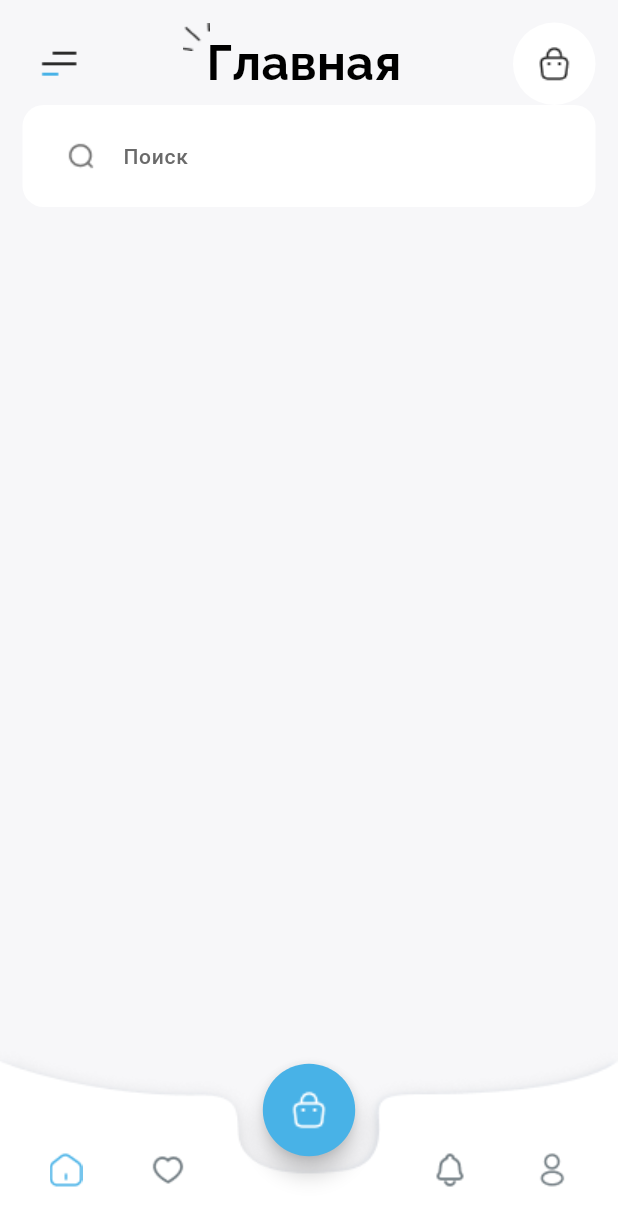
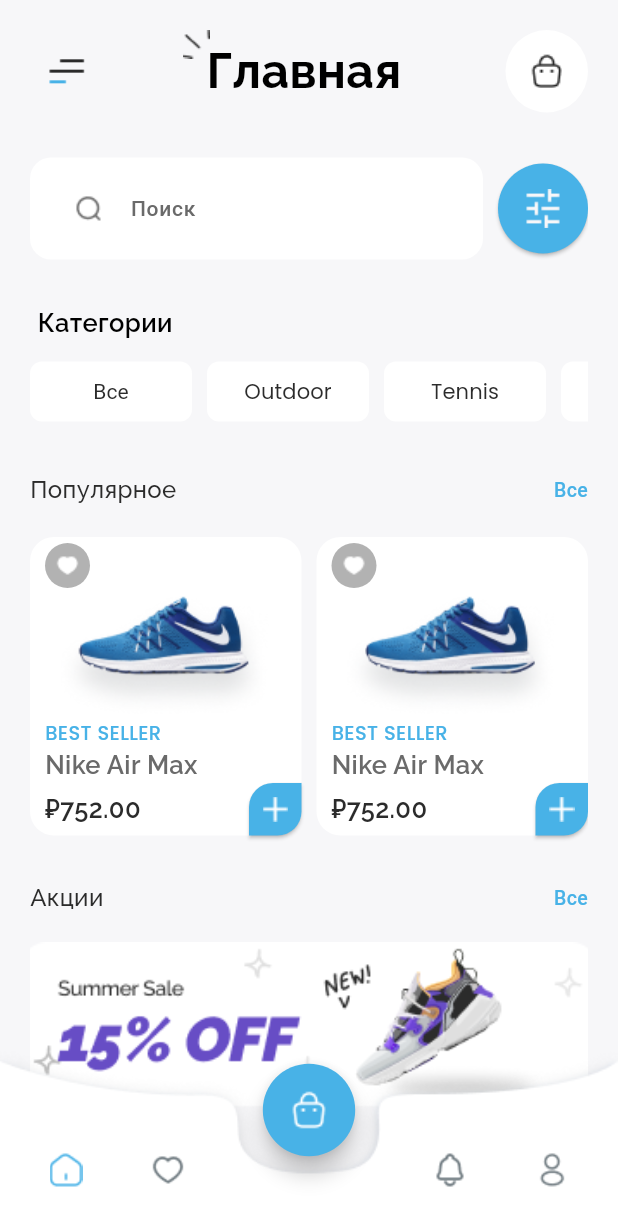
Before and after one commit to BUYZQ/matule, a Flutter app: the RootScreen screen opened by its route, on a phone screen of 412 x 824 dp. Shown: the top 1226 px of the screen. Run offline on Flutter 3.47's test engine with Material 3 defaults, Android fonts, the phone set to English and light mode, and no system bars; our stand-ins replace email_validator.

Commit message:
day 3 final

```diff
--- /dev/null
+++ b/lib/features/cart/view/cart_screen.dart
@@ -0,0 +1,10 @@
+import 'package:flutter/material.dart';
+
+class CartScreen extends StatelessWidget {
+  const CartScreen({super.key});
+
+  @override
+  Widget build(BuildContext context) {
+    return Center(child: Text('Нужен Slisable'));
+  }
+}
--- /dev/null
+++ b/lib/features/home/provider/product_provider.dart
@@ -0,0 +1,27 @@
+import 'package:flutter/material.dart';
+import 'package:matule_app/models/product.dart';
+
+class ProductProvider with ChangeNotifier {
+  final List<Product> _products = [
+    Product(title: 'Best Seller', subtitle: 'Nike Air Max', price: '₽752.00'),
+    Product(title: 'Best Seller', subtitle: 'Nike Air Max', price: '₽752.00'),
+  ];
+
+  List<Product> get products => _products;
+
+  List<Product> get favoriteProducts =>
+      _products.where((product) => product.isFavorite).toList();
+
+  List<Product> get cartProducts =>
+      _products.where((product) => product.isAddToCart).toList();
+
+  void toggleFavorite(Product product) {
+    product.isFavorite = !product.isFavorite;
+    notifyListeners();
+  }
+
+  void addToCart(Product product) {
+    product.isAddToCart = true;
+    notifyListeners();
+  }
+}
--- /dev/null
+++ b/lib/features/home/views/favorite_screen.dart
@@ -0,0 +1,38 @@
+import 'package:flutter/material.dart';
+import 'package:matule_app/features/home/provider/product_provider.dart';
+import 'package:matule_app/features/home/widgets/card_product.dart';
+import 'package:provider/provider.dart';
+
+class FavoriteScreen extends StatelessWidget {
+  const FavoriteScreen({super.key});
+
+  @override
+  Widget build(BuildContext context) {
+    return Consumer<ProductProvider>(
+      builder: (context, productProvider, child) {
+        if(productProvider.favoriteProducts.isNotEmpty) {
+          return GridView.builder(
+            gridDelegate: SliverGridDelegateWithFixedCrossAxisCount(
+              crossAxisCount: 2,
+              crossAxisSpacing: 0,
+              mainAxisSpacing: 0,
+              childAspectRatio: 0.88,
+            ),
+            itemCount: productProvider.favoriteProducts.length,
+            itemBuilder: (context, index) {
+              final product = productProvider.favoriteProducts[index];
+              return Padding(
+                padding: const EdgeInsets.all(4),
+                child: CardProduct(
+                  product: product,
+                  productProvider: productProvider,
+                ),
+              );
+            },
+          );
+        }
+        return Center(child: Text('Нет понравившихся товаров'));
+      },
+    );
+  }
+}
--- a/lib/features/home/views/home_screen.dart
+++ b/lib/features/home/views/home_screen.dart
@@ -1,17 +1,18 @@
 import 'package:flutter/material.dart';
+import 'package:matule_app/features/home/provider/product_provider.dart';
+import 'package:matule_app/features/home/widgets/card_product.dart';
+import 'package:matule_app/widgets/category_button.dart';
+import 'package:matule_app/widgets/search_field.dart';
+import 'package:provider/provider.dart';
 
 class HomeScreen extends StatelessWidget {
   const HomeScreen({super.key});
 
   @override
   Widget build(BuildContext context) {
-    return Scaffold(
-      backgroundColor: Theme.of(context).colorScheme.onSurfaceVariant,
-      body: SafeArea(
-        child: Center(
-          child: Padding(
-            padding: const EdgeInsets.all(15.0),
-            child: Column(
+    return Consumer<ProductProvider>(
+      builder: (context, productProvider, child) {
+        return ListView(
           children: [
             Stack(
               children: [
@@ -37,7 +38,12 @@ class HomeScreen extends StatelessWidget {
                         fontSize: 32,
                       ),
                     ),
-                        Container(
+                    Badge(
+                      isLabelVisible: productProvider.cartProducts.isNotEmpty ? true : false,
+                      alignment: Alignment.topRight,
+                      backgroundColor: Color(0xffF87265),
+                      smallSize: 8,
+                      child: Container(
                         height: 55,
                         width: 55,
                         decoration: BoxDecoration(
@@ -46,43 +52,143 @@ class HomeScreen extends StatelessWidget {
                         ),
                         child: IconButton(
                             onPressed: () {},
-                            icon: Image.asset('images/home/bag.png')
+                            icon: Image.asset('images/home/bag.png'),
+                        ),
                       ),
                     ),
                   ],
                 ),
               ],
             ),
-                TextField(
-                  decoration: InputDecoration(
-                    prefixIcon: Padding(
-                      padding: EdgeInsets.only(left: 15),
-                      child: Image.asset('images/home/search.png'),
+            SizedBox(height: 30),
+            Row(
+              spacing: 10,
+              children: [
+                Expanded(child: SearchField()),
+                SizedBox(
+                  height: 60,
+                  width: 60,
+                  child: ElevatedButton(
+                    style: ElevatedButton.styleFrom(
+                      backgroundColor: Theme.of(context).colorScheme.primary,
+                      shape: RoundedRectangleBorder(
+                        borderRadius: BorderRadius.circular(30),
                       ),
-                    contentPadding: EdgeInsets.symmetric(horizontal: 10, vertical: 22),
-                    hintText: 'Поиск',
-                    hintStyle: TextStyle(
-                      fontFamily: 'Poppins',
-                      fontSize: 14,
-                      fontWeight: FontWeight.w500,
-                      color: Theme.of(context).colorScheme.secondary,
                     ),
-                    filled: true,
-                    enabledBorder: OutlineInputBorder(
-                      borderRadius: BorderRadius.circular(14),
-                      borderSide: BorderSide(color: Colors.transparent),
+                    onPressed: () {},
+                    child: Transform.scale(
+                      scale: 2.2,
+                      child: Image.asset(
+                        'images/home/sliders.png',
                       ),
-                    focusedBorder: OutlineInputBorder(
-                      borderRadius: BorderRadius.circular(14),
-                      borderSide: BorderSide(color: Colors.transparent),
                     ),
                   ),
                 ),
               ],
             ),
+            SizedBox(height: 30),
+            Row(
+              children: [
+                SizedBox(width: 5),
+                Text(
+                  'Категории',
+                  style: TextStyle(
+                    fontFamily: 'Raleway',
+                    fontWeight: FontWeight.w600,
+                    fontSize: 17,
                   ),
                 ),
-      )
+              ],
+            ),
+            SizedBox(height: 10),
+            SingleChildScrollView(
+              scrollDirection: Axis.horizontal,
+              child: Row(
+                spacing: 10,
+                children: [
+                  CategoryButton(title: 'Все'),
+                  CategoryButton(title: 'Outdoor'),
+                  CategoryButton(title: 'Tennis'),
+                  CategoryButton(title: 'Running'),
+                ],
+              ),
+            ),
+            SizedBox(height: 30),
+            Row(
+              mainAxisAlignment: MainAxisAlignment.spaceBetween,
+              children: [
+                Text(
+                  'Популярное',
+                  style: TextStyle(
+                    fontFamily: 'Raleway',
+                    fontWeight: FontWeight.w500,
+                    fontSize: 16,
+                    color: Theme.of(context).colorScheme.onSecondary,
+                  ),
+                ),
+                Text(
+                  'Все',
+                  style: TextStyle(
+                    fontFamily: 'Poppins',
+                    fontWeight: FontWeight.w500,
+                    fontSize: 13,
+                    color: Theme.of(context).colorScheme.primary,
+                  ),
+                ),
+              ],
+            ),
+            SizedBox(height: 20),
+            Row(
+              spacing: 10,
+              mainAxisAlignment: MainAxisAlignment.spaceAround,
+              children: [
+                Expanded(
+                  child: CardProduct(
+                    product: productProvider.products[0],
+                    productProvider: productProvider,
+                  ),
+                ),
+                Expanded(
+                  child: CardProduct(
+                    product: productProvider.products[1],
+                    productProvider: productProvider,
+                  ),
+                ),
+              ],
+            ),
+            SizedBox(height: 30),
+            Row(
+              mainAxisAlignment: MainAxisAlignment.spaceBetween,
+              children: [
+                Text(
+                  'Акции',
+                  style: TextStyle(
+                    fontFamily: 'Raleway',
+                    fontWeight: FontWeight.w500,
+                    fontSize: 16,
+                    color: Theme.of(context).colorScheme.onSecondary,
+                  ),
+                ),
+                Text(
+                  'Все',
+                  style: TextStyle(
+                    fontFamily: 'Poppins',
+                    fontWeight: FontWeight.w500,
+                    fontSize: 13,
+                    color: Theme.of(context).colorScheme.primary,
+                  ),
+                ),
+              ],
+            ),
+            SizedBox(height: 20),
+            Transform.scale(
+              scale: 1.15,
+              child: Image.asset('images/home/banner.png'),
+            ),
+            SizedBox(height: 100),
+          ],
+        );
+      },
     );
   }
 }
--- /dev/null
+++ b/lib/features/home/widgets/card_product.dart
@@ -0,0 +1,139 @@
+import 'package:flutter/material.dart';
+import 'package:matule_app/features/home/provider/product_provider.dart';
+import 'package:matule_app/models/product.dart';
+
+class CardProduct extends StatefulWidget {
+  final Product product;
+  final ProductProvider productProvider;
+
+  const CardProduct({
+    super.key,
+    required this.product,
+    required this.productProvider,
+  });
+
+  @override
+  State<CardProduct> createState() => _CardProductState();
+}
+
+class _CardProductState extends State<CardProduct> {
+
+  @override
+  Widget build(BuildContext context) {
+    return Container(
+      decoration: BoxDecoration(
+        borderRadius: BorderRadius.circular(16),
+        color: Theme.of(context).colorScheme.surface,
+      ),
+      child: Column(
+        children: [
+          SizedBox(height: 4),
+          Row(
+            mainAxisAlignment: MainAxisAlignment.start,
+            children: [
+              SizedBox(width: 10),
+              InkWell(
+                onTap: () {
+                  setState(() {
+                    widget.productProvider.toggleFavorite(widget.product);
+                  });
+                },
+                child: Container(
+                  height: 30,
+                  width: 30,
+                  decoration: BoxDecoration(
+                    borderRadius: BorderRadius.circular(30),
+                    color: widget.product.isFavorite
+                        ? Color(0xffF87265).withValues(alpha: 0.1)
+                        : Colors.black.withValues(alpha: 0.3),
+                  ),
+                  child: Image.asset(
+                    'images/home/favorite.png',
+                    color: widget.product.isFavorite
+                        ? Color(0xffF87265)
+                        :Theme.of(context).colorScheme.surface,
+                  ),
+                ),
+              ),
+            ],
+          ),
+          Image.asset(
+            'images/home/nike.png',
+          ),
+          Row(
+            children: [
+              SizedBox(width: 10),
+              Text(
+                'Best Seller'.toUpperCase(),
+                style: TextStyle(
+                  fontFamily: 'Poppins',
+                  fontWeight: FontWeight.w500,
+                  fontSize: 13,
+                  color: Theme.of(context).colorScheme.primary,
+                ),
+              ),
+            ],
+          ),
+          Row(
+            children: [
+              SizedBox(width: 10),
+              Text(
+                'Nike Air Max',
+                style: TextStyle(
+                  fontFamily: 'Raleway',
+                  fontWeight: FontWeight.w600,
+                  fontSize: 17,
+                  color: Theme.of(context).colorScheme.secondary,
+                ),
+              ),
+            ],
+          ),
+          Row(
+            children: [
+              SizedBox(width: 10),
+              Text(
+                '₽752.00',
+                style: TextStyle(
+                  fontFamily: 'Raleway',
+                  fontWeight: FontWeight.w600,
+                  fontSize: 17,
+                  color: Theme.of(context).colorScheme.onSecondary,
+                ),
+              ),
+              Spacer(),
+              SizedBox(
+                height: 35,
+                width: 35,
+                child: ElevatedButton(
+                  onPressed: () {
+                    setState(() {
+                      if(widget.product.isAddToCart == false) {
+                        setState(() {
+                          widget.productProvider.addToCart(widget.product);
+                        });
+                      }
+                    });
+                  },
+                  style: ElevatedButton.styleFrom(
+                      overlayColor: Colors.white,
+                      backgroundColor: Theme.of(context).colorScheme.primary,
+                      shape: RoundedRectangleBorder(
+                        borderRadius: BorderRadius.only(
+                          topLeft: Radius.circular(16),
+                          bottomRight: Radius.circular(16),
+                        ),
+                      ),
+                      padding: EdgeInsets.all(0)
+                  ),
+                  child: widget.product.isAddToCart
+                      ? Image.asset('images/home/cart.png')
+                      : Image.asset('images/home/plus.png'),
+                ),
+              ),
+            ],
+          ),
+        ],
+      ),
+    );
+  }
+}
--- a/lib/features/root/root_screen.dart
+++ b/lib/features/root/root_screen.dart
@@ -1,4 +1,6 @@
 import 'package:flutter/material.dart';
+import 'package:matule_app/features/cart/view/cart_screen.dart';
+import 'package:matule_app/features/home/views/favorite_screen.dart';
 import 'package:matule_app/features/home/views/home_screen.dart';
 
 class RootScreen extends StatefulWidget {
@@ -14,23 +16,16 @@ class _RootScreenState extends State<RootScreen> {
 
   final List<Widget> _rootScreens = [
     HomeScreen(),
-    Scaffold(
-      backgroundColor: Colors.red,
-      appBar: AppBar(title: Text('second screen'),),
-    ),
-    Scaffold(
-      backgroundColor: Colors.blue,
-      appBar: AppBar(title: Text('three screen'),),
-    ),
-    Scaffold(
-      backgroundColor: Colors.yellow,
-      appBar: AppBar(title: Text('four screen'),),
-    )
+    FavoriteScreen(),
+    Container(),
+    Container(),
+    CartScreen(),
   ];
 
   @override
   Widget build(BuildContext context) {
     return Scaffold(
+      resizeToAvoidBottomInset: false,
       floatingActionButtonLocation: FloatingActionButtonLocation.centerFloat,
       floatingActionButton: Padding(
         padding: const EdgeInsets.only(bottom: 40),
@@ -41,15 +36,21 @@ class _RootScreenState extends State<RootScreen> {
               borderRadius: BorderRadius.circular(30),
             ),
             child: Image.asset('images/bottom_nav_bar/bag.png'),
-            onPressed: () {},
+            onPressed: () {
+              setState(() {
+                _currentIndex = 4;
+              });
+            },
           ),
         ),
       ),
-      backgroundColor: Colors.grey,
+      backgroundColor: Theme.of(context).colorScheme.onSurfaceVariant,
       body: Stack(
         children: [
-          _rootScreens[_currentIndex],
-          // bottom nav bar
+          Padding(
+            padding: const EdgeInsets.all(20.0),
+            child: _rootScreens[_currentIndex],
+          ),
           Positioned(
             left: 0,
             right: 0,
--- a/lib/main.dart
+++ b/lib/main.dart
@@ -1,6 +1,13 @@
 import 'package:flutter/material.dart';
 import 'package:matule_app/app.dart';
+import 'package:matule_app/features/home/provider/product_provider.dart';
+import 'package:provider/provider.dart';
 
 void main() {
-  runApp(MatuleApp());
+  runApp(
+    ChangeNotifierProvider(
+      create: (_) => ProductProvider(),
+      child: MatuleApp(),
+    ),
+  );
 }
--- /dev/null
+++ b/lib/models/product.dart
@@ -0,0 +1,15 @@
+class Product {
+  final String title;
+  final String subtitle;
+  final String price;
+  bool isFavorite;
+  bool isAddToCart;
+
+  Product({
+    required this.title,
+    required this.subtitle,
+    required this.price,
+    this.isFavorite = false,
+    this.isAddToCart = false,
+  });
+}
--- /dev/null
+++ b/lib/widgets/category_button.dart
@@ -0,0 +1,35 @@
+import 'package:flutter/material.dart';
+
+class CategoryButton extends StatelessWidget {
+  final String title;
+
+  const CategoryButton({
+    super.key,
+    required this.title,
+  });
+
+  @override
+  Widget build(BuildContext context) {
+    return SizedBox(
+      width: 108,
+      child: ElevatedButton(
+        style: ElevatedButton.styleFrom(
+          foregroundColor: Theme.of(context).colorScheme.onSecondary,
+          shape: RoundedRectangleBorder(
+            borderRadius: BorderRadius.circular(8),
+          ),
+          elevation: 0,
+        ),
+        onPressed: () {},
+        child: Text(
+          title,
+          style: TextStyle(
+            fontFamily: 'Poppins',
+            fontWeight: FontWeight.w400,
+            fontSize: 14,
+          ),
+        ),
+      ),
+    );
+  }
+}
--- /dev/null
+++ b/lib/widgets/search_field.dart
@@ -0,0 +1,36 @@
+import 'package:flutter/material.dart';
+
+class SearchField extends StatelessWidget {
+  const SearchField({
+    super.key,
+  });
+
+  @override
+  Widget build(BuildContext context) {
+    return TextField(
+      decoration: InputDecoration(
+        prefixIcon: Padding(
+          padding: EdgeInsets.only(left: 15),
+          child: Image.asset('images/home/search.png'),
+        ),
+        contentPadding: EdgeInsets.symmetric(horizontal: 10, vertical: 22),
+        hintText: 'Поиск',
+        hintStyle: TextStyle(
+          fontFamily: 'Poppins',
+          fontSize: 14,
+          fontWeight: FontWeight.w500,
+          color: Theme.of(context).colorScheme.secondary,
+        ),
+        filled: true,
+        enabledBorder: OutlineInputBorder(
+          borderRadius: BorderRadius.circular(14),
+          borderSide: BorderSide(color: Colors.transparent),
+        ),
+        focusedBorder: OutlineInputBorder(
+          borderRadius: BorderRadius.circular(14),
+          borderSide: BorderSide(color: Colors.transparent),
+        ),
+      ),
+    );
+  }
+}
--- a/pubspec.yaml
+++ b/pubspec.yaml
@@ -35,6 +35,7 @@ dependencies:
   # Use with the CupertinoIcons class for iOS style icons.
   cupertino_icons: ^1.0.8
   email_validator: ^3.0.0
+  provider: ^6.1.2
 
 dev_dependencies:
   flutter_test:
```
Also changed, not shown: images/home/banner.png (added), images/home/cart.png (added), images/home/favorite.png (added), images/home/nike.png (added), images/home/plus.png (added), images/home/sliders.png (added), pubspec.lock. Lines whose indentation alone changed are shown as unchanged.
